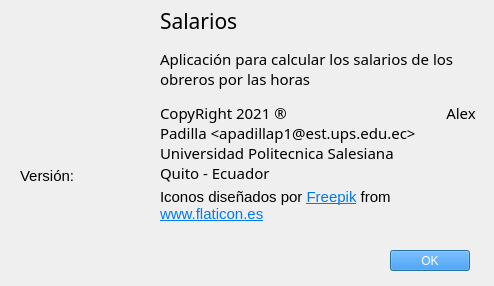
First picture: the form in acerca.ui, repository AlexNoSeQuePoner/Salario, before the edit.
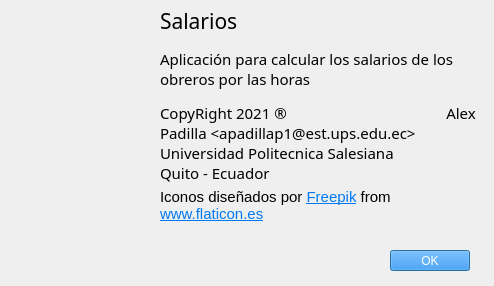
Second picture: the form after the edit. Icons and pictures are not drawn.

The edit to the form file:
```diff
--- a/acerca.ui
+++ b/acerca.ui
@@ -136,7 +136,7 @@
     </font>
    </property>
    <property name="text">
-    <string>Versión:</string>
+    <string/>
    </property>
   </widget>
  </widget>
```
